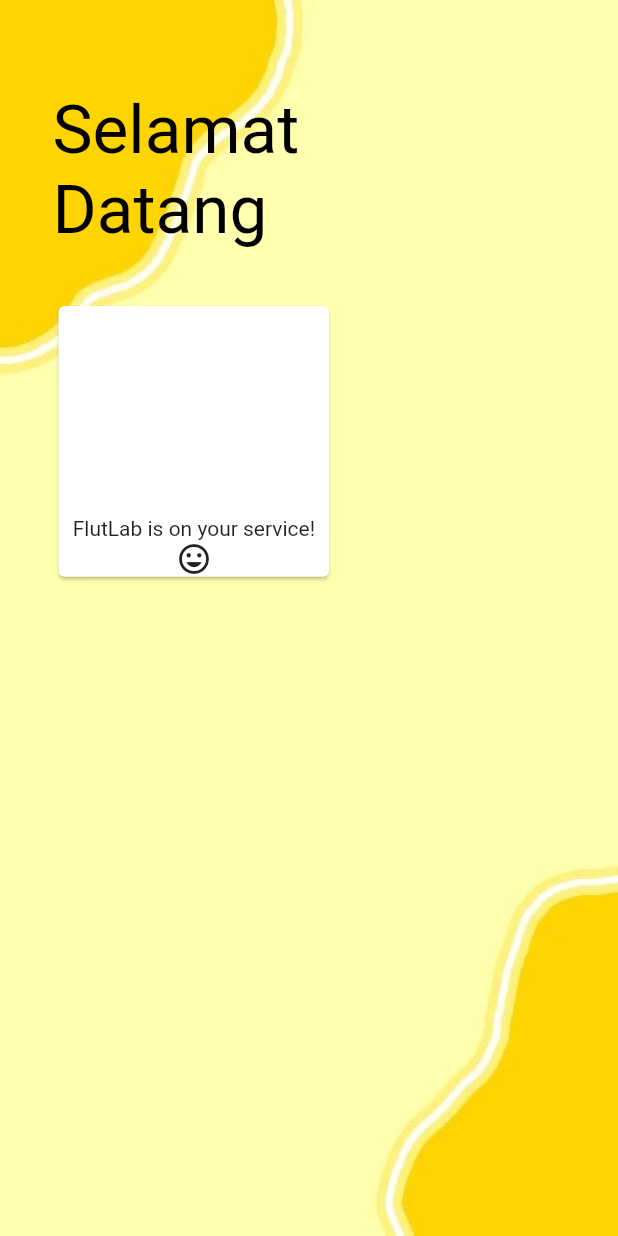
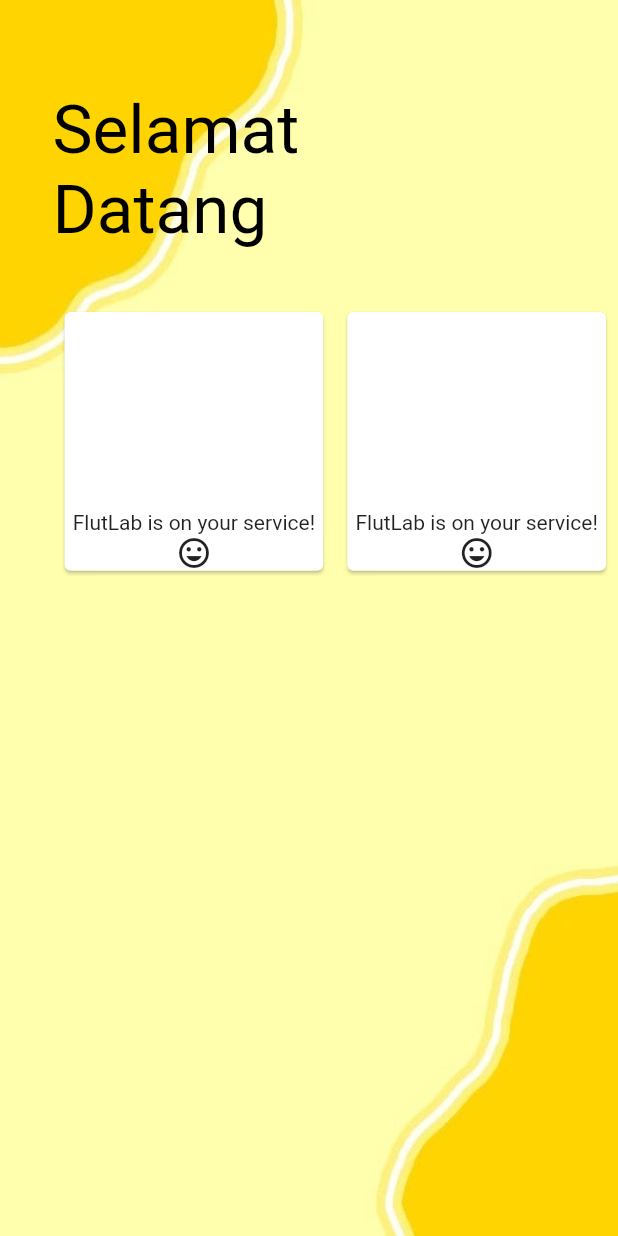
Before and after one commit to Politeknik-Banyuwangi/project-uas-project-uas-kel2-muhammad-royyan-aziz, a Flutter app: the MyRegister screen opened by its route, on a phone screen of 412 x 824 dp. Run offline on Flutter 3.47's test engine with Material 2 defaults, Android fonts, the phone set to English and light mode, and no system bars.

```diff
--- a/lib/register.dart
+++ b/lib/register.dart
@@ -27,6 +27,23 @@ class _MyRegisterState extends State<MyRegister> {
               padding: EdgeInsets.only(left: 35, top: 200),
               child: GridView.count(crossAxisCount: 2, children: <Widget>[
                 Card(
+                  margin: EdgeInsets.all(8.0),
+                  child: InkWell(
+                    onTap: () {},
+                    splashColor: Colors.yellow,
+                    child: Center(
+                      child: Column(
+                        mainAxisAlignment: MainAxisAlignment.end,
+                        children: <Widget>[
+                          Text("FlutLab is on your service!"),
+                          Icon(Icons.mood),
+                        ],
+                      ),
+                    ),
+                  ),
+                ),
+                Card(
+                  margin: EdgeInsets.all(8.0),
                   child: InkWell(
                     onTap: () {},
                     splashColor: Colors.yellow,
```
Also changed, not shown: 1 other file.
